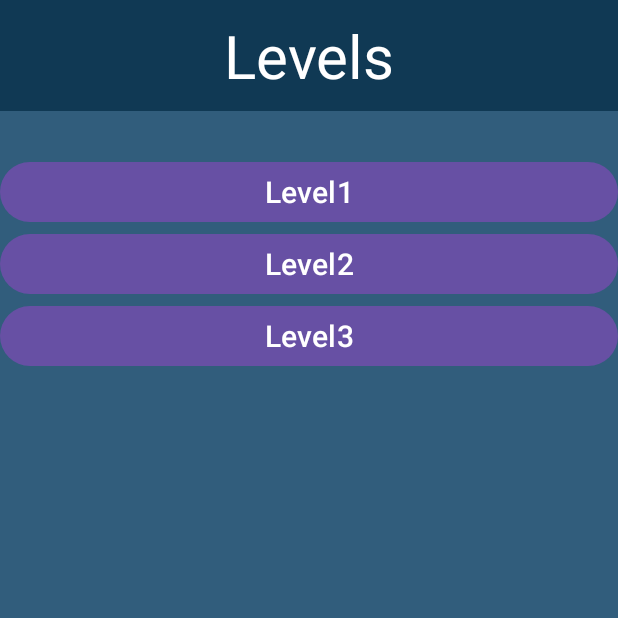
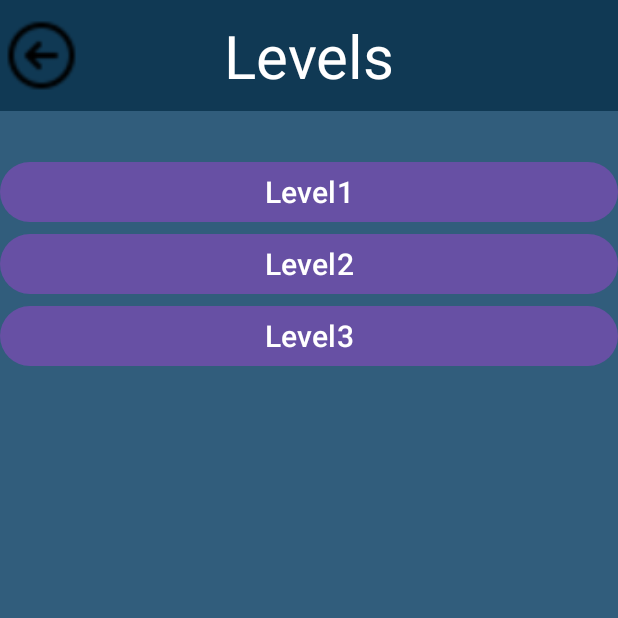
Before and after one commit to 22DP3RGris/ForgetfulCoder, an Android app: the categories screen opened directly, with no data from a screen before it, on a phone screen of 412 x 824 dp, the top half of it. Run offline under Robolectric (Android 15) with nearby library versions, the phone set to English and light mode, and no system bars.

Commit message:
string and buttons

```diff
--- a/app/src/main/res/drawable/back_btn.xml
+++ /dev/null
@@ -1,8 +0,0 @@
-<?xml version="1.0" encoding="utf-8"?>
-<layer-list xmlns:android="http://schemas.android.com/apk/res/android">
-    <item>
-        <shape android:shape="rectangle">
-            <solid android:color="@color/topbar" />
-        </shape>
-    </item>
-</layer-list>
--- a/app/src/main/res/layout/activity_categories.xml
+++ b/app/src/main/res/layout/activity_categories.xml
@@ -29,8 +29,8 @@
 
         <TextView
             android:id="@+id/headcat"
-            android:text="Levels"
-            android:textSize="40dp"
+            android:text="@string/levels"
+            android:textSize="40sp"
             android:background="@color/topbar"
             android:textColor="@color/white"
             android:padding="10dp"
@@ -48,14 +48,14 @@
             android:layout_above="@+id/cat1"
             android:layout_alignParentTop="true"
             android:backgroundTint="@color/topbar"
-            android:src="@drawable/back_btn"
+            android:src="@drawable/back_btn_png"
             />
 
 
         <Button
             android:id="@+id/cat1"
-            android:text="Level1"
-            android:textSize="20dp"
+            android:text="@string/level1"
+            android:textSize="20sp"
             android:layout_marginTop="30dp"
             android:layout_width="match_parent"
             android:layout_below="@+id/headcat"
@@ -63,8 +63,8 @@
 
         <Button
             android:id="@+id/cat2"
-            android:text="Level2"
-            android:textSize="20dp"
+            android:text="@string/level2"
+            android:textSize="20sp"
             android:layout_width="match_parent"
             android:layout_below="@+id/cat1"
             android:layout_height="wrap_content"
@@ -72,8 +72,8 @@
 
         <Button
             android:id="@+id/cat3"
-            android:text="Level3"
-            android:textSize="20dp"
+            android:text="@string/level3"
+            android:textSize="20sp"
             android:layout_width="match_parent"
             android:layout_below="@+id/cat2"
             android:layout_height="wrap_content"/>
--- a/app/src/main/res/values/strings.xml
+++ b/app/src/main/res/values/strings.xml
@@ -5,4 +5,13 @@
     <string name="settings">Settings</string>
     <string name="about">About</string>
     <string name="hello_world">Hello world!</string>
+    <string name="action_settings">Settings</string>
+    <string name="title_activity_categories">Categories</string>
+    <string name="title_activity_level1">Level1</string>
+    <string name="title_activity_level2">Level2</string>
+    <string name="title_activity_level3">Level3</string>
+    <string name="levels">Levels</string>
+    <string name="level1">Level1</string>
+    <string name="level2">Level2</string>
+    <string name="level3">Level3</string>
 </resources>
```
